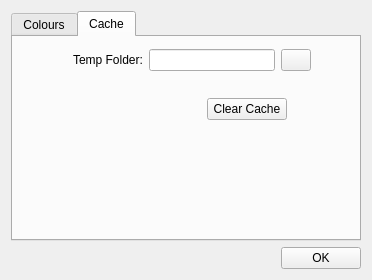
Qt form ui/PreferencesDialog.ui (BattyBovine/OpenDynamicCreator) before a commit.
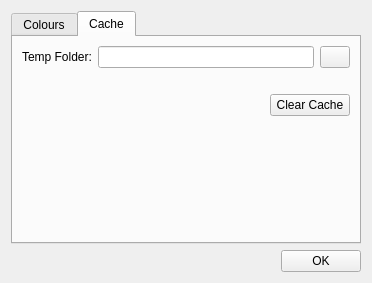
The same form after that commit. The open tabs and pages were chosen to show the change. Icons and pictures are not drawn.

Commit message: Cache can now be manually cleared from the preferences window.

```diff
--- a/ui/PreferencesDialog.ui
+++ b/ui/PreferencesDialog.ui
@@ -5,6 +5,14 @@
   <property name="windowModality">
    <enum>Qt::ApplicationModal</enum>
   </property>
+  <property name="geometry">
+   <rect>
+    <x>0</x>
+    <y>0</y>
+    <width>370</width>
+    <height>283</height>
+   </rect>
+  </property>
   <property name="sizePolicy">
    <sizepolicy hsizetype="Minimum" vsizetype="Expanding">
     <horstretch>0</horstretch>
@@ -94,66 +102,8 @@
       <attribute name="title">
        <string>Cache</string>
       </attribute>
-      <widget class="QWidget" name="">
-       <property name="geometry">
-        <rect>
-         <x>70</x>
-         <y>60</y>
-         <width>204</width>
-         <height>25</height>
-        </rect>
-       </property>
-       <layout class="QHBoxLayout" name="horizontalLayout">
+      <layout class="QVBoxLayout" name="verticalLayout_2">
         <item>
-         <spacer name="horizontalSpacer">
-          <property name="orientation">
-           <enum>Qt::Horizontal</enum>
-          </property>
-          <property name="sizeHint" stdset="0">
-           <size>
-            <width>40</width>
-            <height>20</height>
-           </size>
-          </property>
-         </spacer>
-        </item>
-        <item>
-         <widget class="QPushButton" name="buttonClearCache">
-          <property name="text">
-           <string>Clear Cache</string>
-          </property>
-         </widget>
-        </item>
-       </layout>
-      </widget>
-      <widget class="QLabel" name="labelDirectoryError">
-       <property name="geometry">
-        <rect>
-         <x>110</x>
-         <y>40</y>
-         <width>121</width>
-         <height>20</height>
-        </rect>
-       </property>
-       <property name="styleSheet">
-        <string notr="true">color: rgb(255, 0, 0);</string>
-       </property>
-       <property name="alignment">
-        <set>Qt::AlignCenter</set>
-       </property>
-       <property name="wordWrap">
-        <bool>true</bool>
-       </property>
-      </widget>
-      <widget class="QWidget" name="">
-       <property name="geometry">
-        <rect>
-         <x>60</x>
-         <y>10</y>
-         <width>238</width>
-         <height>26</height>
-        </rect>
-       </property>
        <layout class="QHBoxLayout" name="horizontalLayout_2">
         <item>
          <widget class="QLabel" name="labelTempFolder">
@@ -186,7 +136,58 @@
          </widget>
         </item>
        </layout>
-      </widget>
+       </item>
+       <item>
+        <widget class="QLabel" name="labelDirectoryError">
+         <property name="styleSheet">
+          <string notr="true">color: rgb(255, 0, 0);</string>
+         </property>
+         <property name="alignment">
+          <set>Qt::AlignCenter</set>
+         </property>
+         <property name="wordWrap">
+          <bool>true</bool>
+         </property>
+        </widget>
+       </item>
+       <item>
+        <layout class="QHBoxLayout" name="horizontalLayout">
+         <item>
+          <spacer name="horizontalSpacer">
+           <property name="orientation">
+            <enum>Qt::Horizontal</enum>
+           </property>
+           <property name="sizeHint" stdset="0">
+            <size>
+             <width>40</width>
+             <height>20</height>
+            </size>
+           </property>
+          </spacer>
+         </item>
+         <item>
+          <widget class="QPushButton" name="buttonClearCache">
+           <property name="text">
+            <string>Clear Cache</string>
+           </property>
+          </widget>
+         </item>
+        </layout>
+       </item>
+       <item>
+        <spacer name="verticalSpacer">
+         <property name="orientation">
+          <enum>Qt::Vertical</enum>
+         </property>
+         <property name="sizeHint" stdset="0">
+          <size>
+           <width>20</width>
+           <height>105</height>
+          </size>
+         </property>
+        </spacer>
+       </item>
+      </layout>
      </widget>
     </widget>
    </item>
```
Left out of the diff: 3 changed lines with no effect on the pictures. Lines whose indentation alone changed are shown as unchanged. The commit also changes 3 other files.
